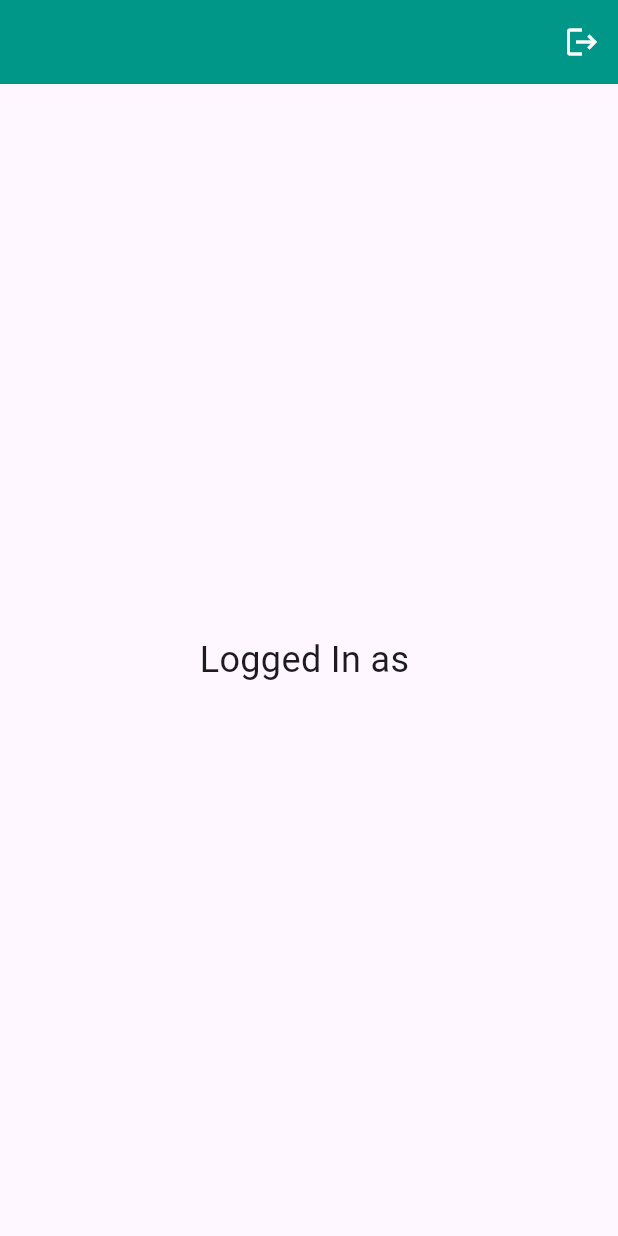
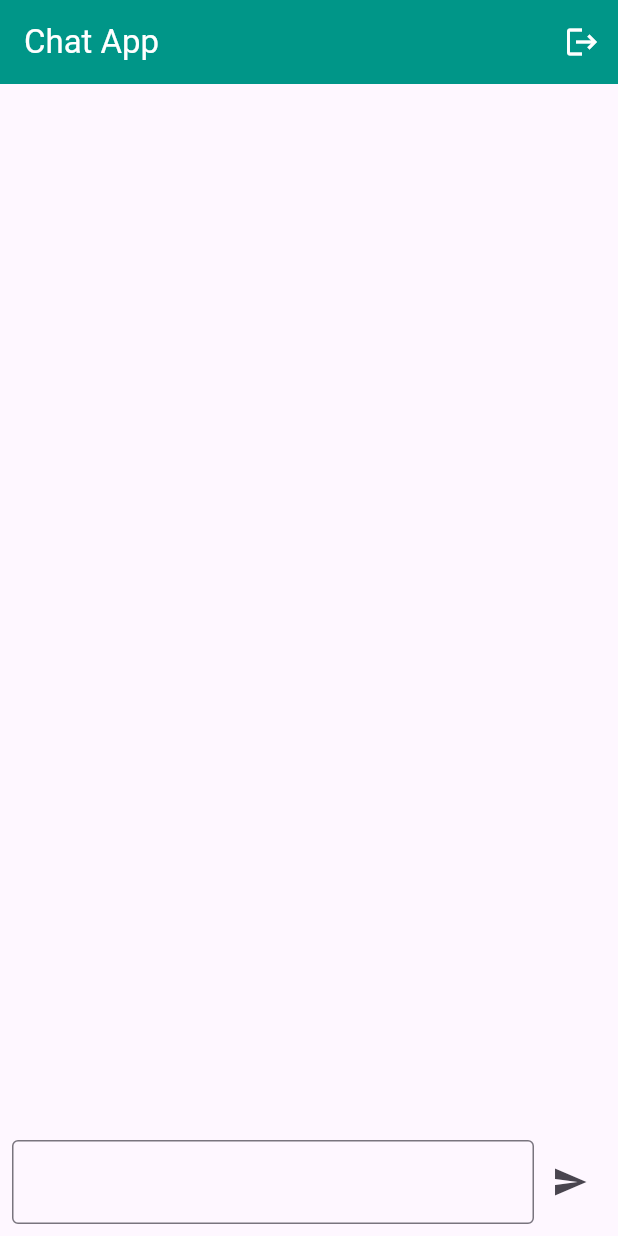
Before and after one commit to esraafathy225/chat_app, a Flutter app: the screen it shows once a user with an empty profile is signed in, after a tap on the "logout" icon, on a phone screen of 412 x 824 dp. Run offline on Flutter 3.47's test engine with Material 3 defaults, Android fonts, the phone set to English and light mode, and no system bars; our stand-ins replace cloud_firestore, firebase_auth, firebase_core; accounts and stored records are empty; network calls fail.

Commit message:
last edits

```diff
--- a/lib/main.dart
+++ b/lib/main.dart
@@ -1,6 +1,7 @@
 import 'package:chat_app/screens/auth_screen.dart';
 import 'package:chat_app/screens/login_screen.dart';
 import 'package:chat_app/screens/register_screen.dart';
+import 'package:chat_app/screens/splash_screen.dart';
 import 'package:firebase_core/firebase_core.dart';
 import 'package:flutter/material.dart';
 
@@ -22,10 +23,7 @@ class MyApp extends StatelessWidget {
   Widget build(BuildContext context) {
     return MaterialApp(
       debugShowCheckedModeBanner: false,
-      home:  AuthScreen(),
-      routes: {
-        '/registerScreen' : (context) => RegisterScreen()
-      },
+      home:  SplashScreen(),
     );
   }
 }
--- /dev/null
+++ b/lib/models/message.dart
@@ -0,0 +1,28 @@
+import 'package:cloud_firestore/cloud_firestore.dart';
+
+class Message {
+  final String senderID;
+  final String senderEmail;
+  final String receiverID;
+  final String message;
+  final Timestamp timestamp;
+
+  Message(
+      {required this.senderID,
+      required this.senderEmail,
+      required this.receiverID,
+      required this.message,
+      required this.timestamp});
+
+
+  // convert to Map
+Map<String,dynamic> toMap(){
+  return {
+    'senderID' : senderID,
+    'senderEmail' : senderEmail,
+    'receiverID' : receiverID,
+    'message' : message,
+    'timestamp' : timestamp
+  };
+}
+}
--- a/lib/screens/auth_screen.dart
+++ b/lib/screens/auth_screen.dart
@@ -1,4 +1,4 @@
-import 'package:chat_app/screens/home_screen.dart';
+import 'package:chat_app/screens/chat_screen.dart';
 import 'package:chat_app/screens/login_screen.dart';
 import 'package:firebase_auth/firebase_auth.dart';
 import 'package:flutter/material.dart';
@@ -12,7 +12,7 @@ class AuthScreen extends StatelessWidget {
       body: StreamBuilder<User?>(
           stream: FirebaseAuth.instance.authStateChanges(), builder: (context,snapshot){
             if(snapshot.hasData){
-              return HomeScreen();
+              return ChatScreen();
             }else{
               return LoginScreen();
             }
--- /dev/null
+++ b/lib/screens/chat_screen.dart
@@ -0,0 +1,121 @@
+import 'package:chat_app/services/auth/auth_services.dart';
+import 'package:cloud_firestore/cloud_firestore.dart';
+import 'package:firebase_auth/firebase_auth.dart';
+import 'package:flutter/material.dart';
+
+
+class ChatScreen extends StatefulWidget {
+  @override
+  _ChatScreenState createState() => _ChatScreenState();
+}
+
+class _ChatScreenState extends State<ChatScreen> {
+
+
+  final TextEditingController _controller = TextEditingController();
+  final AuthService authService = AuthService();
+
+  final FirebaseAuth _auth = FirebaseAuth.instance;
+  final FirebaseFirestore _db = FirebaseFirestore.instance;
+
+  User? user ;
+
+  @override
+  void initState() {
+    user = _auth.currentUser!;
+  }
+
+
+  void logout() {
+    authService.logout();
+  }
+
+  // Send message to Firestore
+  void _sendMessage() {
+    if (_controller.text.isEmpty) return;
+    _db.collection('chats').add({
+      'userId': user?.uid,
+      'message': _controller.text,
+      'timestamp': FieldValue.serverTimestamp(),
+    });
+    _controller.clear();
+  }
+
+  // Message Bubble
+  Widget _messageBubble(String message, bool isMe) {
+    return Align(
+      alignment: isMe ? Alignment.centerRight : Alignment.centerLeft,
+      child: Container(
+        padding: EdgeInsets.all(12),
+        margin: EdgeInsets.symmetric(vertical: 4, horizontal: 8),
+        decoration: BoxDecoration(
+          color: isMe ? Colors.teal : Colors.grey[300],
+          borderRadius: BorderRadius.circular(12),
+        ),
+        child: Text(
+          message,
+          style: TextStyle(color: isMe ? Colors.white : Colors.black),
+        ),
+      ),
+    );
+  }
+
+  @override
+  Widget build(BuildContext context) {
+    return Scaffold(
+      appBar: AppBar(
+        title: Text("Chat App",style: TextStyle(color: Colors.white),),
+        backgroundColor: Colors.teal,
+        actions: [
+          IconButton(
+              onPressed: logout,
+              icon: Icon(
+                Icons.logout,
+                color: Colors.white,
+              ))
+        ],
+      ),
+      body: Column(
+        children: [
+          Expanded(
+            child: StreamBuilder(
+              stream: _db.collection('chats').orderBy('timestamp').snapshots(),
+              builder: (context, AsyncSnapshot<QuerySnapshot> snapshot) {
+                if (!snapshot.hasData)
+                  return Center(child: CircularProgressIndicator(color: Colors.teal,));
+                final messages = snapshot.data!.docs;
+                return ListView.builder(
+                  itemCount: messages.length,
+                  itemBuilder: (ctx, index) {
+                    var message = messages[index];
+                    bool isMe = message['userId'] == user?.uid;
+                    return _messageBubble(message['message'], isMe);
+                  },
+                );
+              },
+            ),
+          ),
+          Padding(
+            padding: EdgeInsets.all(8),
+            child: Row(
+              children: [
+                Expanded(
+                  child: TextField(
+                    controller: _controller,
+                    decoration: InputDecoration(
+                        border: OutlineInputBorder(),
+                    focusedBorder: OutlineInputBorder(borderSide: BorderSide(color: Colors.teal))),
+                  ),
+                ),
+                IconButton(
+                  icon: Icon(Icons.send),
+                  onPressed: _sendMessage,
+                )
+              ],
+            ),
+          )
+        ],
+      ),
+    );
+  }
+}
--- a/lib/screens/home_screen.dart
+++ /dev/null
@@ -1,24 +0,0 @@
-import 'package:firebase_auth/firebase_auth.dart';
-import 'package:flutter/material.dart';
-
-class HomeScreen extends StatelessWidget {
-   HomeScreen({super.key});
-
-  void logout(){
-    FirebaseAuth.instance.signOut();
-  }
-
-  final user = FirebaseAuth.instance.currentUser!;
-  @override
-  Widget build(BuildContext context) {
-    return Scaffold(
-      appBar: AppBar(
-        backgroundColor: Colors.teal,
-        actions: [
-          IconButton(onPressed: logout, icon: Icon(Icons.logout,color: Colors.white,))
-        ],
-      ),
-        body: Center(child: Text('Logged In as ${user.email}',style: TextStyle(fontSize: 24),)));
-  }
-
-}
--- a/lib/screens/login_screen.dart
+++ b/lib/screens/login_screen.dart
@@ -1,3 +1,5 @@
+import 'package:chat_app/screens/register_screen.dart';
+import 'package:chat_app/services/auth/auth_services.dart';
 import 'package:chat_app/widgets/my_button.dart';
 import 'package:chat_app/widgets/my_textfield.dart';
 import 'package:chat_app/widgets/square_image.dart';
@@ -13,24 +15,11 @@ class LoginScreen extends StatelessWidget {
   void userLogin(BuildContext context) async{
 
     showDialog(context: context, builder: (context){
-      return Center(child: CircularProgressIndicator(color: Colors.teal,));
+      return const Center(child: CircularProgressIndicator(color: Colors.teal,));
     });
 
-    try {
-      await FirebaseAuth.instance.signInWithEmailAndPassword(
-        email: emailController.text,
-        password: passwordController.text,
-      );
-      Navigator.pop(context);
-
-    } on FirebaseAuthException catch (e) {
-      print(e);
-      Navigator.pop(context);
-    } catch (e) {
-      print(e);
-      Navigator.pop(context);
-    }
-
+    final authService = AuthService();
+    authService.loginService(context, emailController.text, passwordController.text);
 
   }
 
@@ -103,15 +92,18 @@ class LoginScreen extends StatelessWidget {
                 ],
               ),
               SizedBox(height: 40,),
-              Row(
+              Padding(
+                padding: const EdgeInsets.all(8.0),
+                child: Row(
                   mainAxisAlignment: MainAxisAlignment.center,
                   children: [
                     Text('Not a member?'),
                     SizedBox(width: 4,),
                     GestureDetector(
-                    onTap: (){Navigator.pushNamed(context, '/registerScreen');},
+                      onTap: (){Navigator.push(context,MaterialPageRoute(builder: (context) => RegisterScreen()));},
                         child: Text('Register now',style: TextStyle(color: Colors.teal,fontWeight: FontWeight.bold),))
                   ],
+                ),
               )
             ],
           ),
--- /dev/null
+++ b/lib/screens/splash_screen.dart
@@ -0,0 +1,42 @@
+import 'package:chat_app/screens/auth_screen.dart';
+import 'package:chat_app/screens/chat_screen.dart';
+import 'package:flutter/material.dart';
+
+class SplashScreen extends StatefulWidget {
+  const SplashScreen({super.key});
+
+  @override
+  SplashScreenState createState() => SplashScreenState();
+}
+
+class SplashScreenState extends State<SplashScreen> {
+
+  @override
+  void initState() {
+    super.initState();
+
+    // Navigate to ChatScreen after 3 seconds
+    Future.delayed(Duration(seconds: 3), () {
+      Navigator.pushReplacement(
+        context,
+        MaterialPageRoute(builder: (context) => AuthScreen()),
+      );
+    });
+  }
+
+
+  @override
+  Widget build(BuildContext context) {
+    return Scaffold(
+      // backgroundColor: Colors.grey.shade300,
+      body: SafeArea(
+        child: Center(
+          child: Image.asset(
+            'assets/images/splash_image.png',
+            width: 500,
+          ),
+        ),
+      ),
+    );
+  }
+}
--- a/lib/widgets/my_button.dart
+++ b/lib/widgets/my_button.dart
@@ -15,7 +15,7 @@ class MyButton extends StatelessWidget {
         decoration: BoxDecoration(
             color: Colors.teal, borderRadius: BorderRadius.circular(8)),
         child: Padding(
-          padding: const EdgeInsets.all(24.0),
+          padding: const EdgeInsets.all(18.0),
           child: Center(
               child: Text(
             text,
--- a/pubspec.yaml
+++ b/pubspec.yaml
@@ -37,6 +37,7 @@ dependencies:
   cupertino_icons: ^1.0.8
   firebase_core: ^3.6.0
   firebase_auth: ^5.3.1
+  cloud_firestore: ^5.4.3
 
 dev_dependencies:
   flutter_test:
```
Also changed, not shown: lib/screens/register_screen.dart (+3 -18 lines), lib/services/auth/auth_services.dart (added, +62 -0 lines), assets/images/splash_image.png (added), pubspec.lock, 4 other files. Lines whose indentation alone changed are shown as unchanged.
